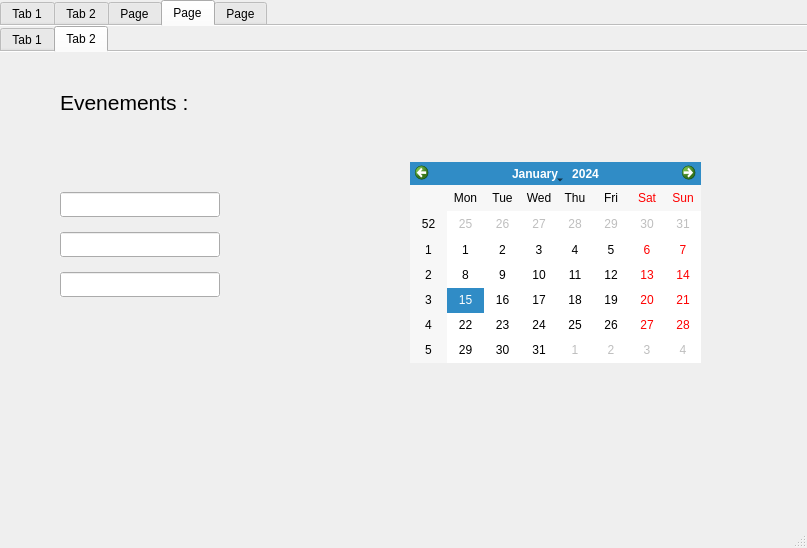
Old version of the form mainwindow.ui in the repository mohamed-amine-aouadi/my-hotel.
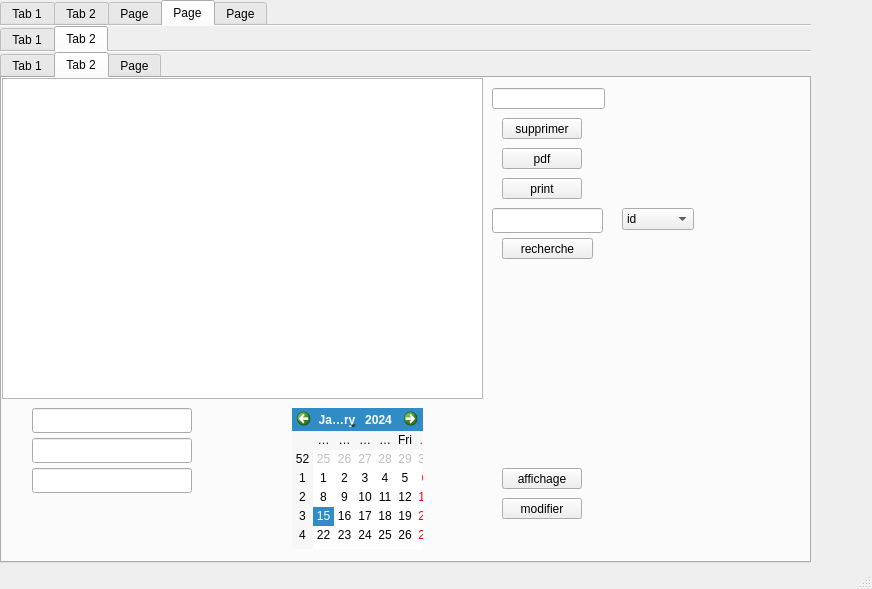
New version of the form. The open tabs and pages were chosen to show the change. Icons and pictures are not drawn. Custom widgets are drawn as their Qt base class.

What changed in the file:
```diff
--- a/mainwindow.ui
+++ b/mainwindow.ui
@@ -6,8 +6,8 @@
    <rect>
     <x>0</x>
     <y>0</y>
-    <width>807</width>
-    <height>548</height>
+    <width>872</width>
+    <height>589</height>
    </rect>
   </property>
   <property name="windowTitle">
@@ -1504,165 +1504,353 @@
        <attribute name="title">
         <string>Tab 2</string>
        </attribute>
-       <widget class="QLabel" name="label_3">
+       <widget class="QTabWidget" name="tabWidget_9">
         <property name="geometry">
          <rect>
           <x>0</x>
           <y>0</y>
-          <width>841</width>
-          <height>461</height>
+          <width>811</width>
+          <height>511</height>
          </rect>
         </property>
-        <property name="styleSheet">
-         <string notr="true">background-color:tranparent;
-border-image:url(:/images/icones/back.jpg);
-background:none;
-border:none;
-background-repeat:none;</string>
+        <property name="currentIndex">
+         <number>2</number>
         </property>
-        <property name="text">
-         <string/>
-        </property>
-       </widget>
-       <widget class="QLineEdit" name="NBpEVE">
-        <property name="geometry">
-         <rect>
-          <x>60</x>
-          <y>220</y>
-          <width>160</width>
-          <height>25</height>
-         </rect>
-        </property>
-        <property name="autoFillBackground">
-         <bool>true</bool>
-        </property>
-       </widget>
-       <widget class="QLineEdit" name="TypeEVE">
-        <property name="geometry">
-         <rect>
-          <x>60</x>
-          <y>180</y>
-          <width>160</width>
-          <height>25</height>
-         </rect>
-        </property>
-        <property name="autoFillBackground">
-         <bool>true</bool>
-        </property>
-       </widget>
-       <widget class="QPushButton" name="pushButton_21">
-        <property name="geometry">
-         <rect>
-          <x>700</x>
-          <y>390</y>
-          <width>50</width>
-          <height>50</height>
-         </rect>
-        </property>
-        <property name="autoFillBackground">
-         <bool>false</bool>
-        </property>
-        <property name="styleSheet">
-         <string notr="true">background-color:tranparent;
-border-image:url(:/images/icones/afficher.png);
-background:none;
-border:none;
-background-repeat:none;</string>
-        </property>
-        <property name="text">
-         <string/>
-        </property>
-       </widget>
-       <widget class="QCalendarWidget" name="calendarWidget_5">
-        <property name="geometry">
-         <rect>
-          <x>410</x>
-          <y>110</y>
-          <width>291</width>
-          <height>201</height>
-         </rect>
-        </property>
-        <property name="autoFillBackground">
-         <bool>true</bool>
-        </property>
-       </widget>
-       <widget class="QLabel" name="label_6">
-        <property name="geometry">
-         <rect>
-          <x>60</x>
-          <y>30</y>
-          <width>241</width>
-          <height>41</height>
-         </rect>
-        </property>
-        <property name="font">
-         <font>
-          <pointsize>16</pointsize>
-         </font>
-        </property>
-        <property name="text">
-         <string>Evenements :</string>
-        </property>
-       </widget>
-       <widget class="QPushButton" name="pushButton_19">
-        <property name="geometry">
-         <rect>
-          <x>600</x>
-          <y>390</y>
-          <width>50</width>
-          <height>50</height>
-         </rect>
-        </property>
-        <property name="autoFillBackground">
-         <bool>false</bool>
-        </property>
-        <property name="styleSheet">
-         <string notr="true">background-color:tranparent;
-border-image:url(:/images/icones/add.png);
-background:none;
-border:none;
-background-repeat:none;
-</string>
-        </property>
-        <property name="text">
-         <string/>
-        </property>
-       </widget>
-       <widget class="QLineEdit" name="NomEVE">
-        <property name="geometry">
-         <rect>
-          <x>60</x>
-          <y>140</y>
-          <width>160</width>
-          <height>25</height>
-         </rect>
-        </property>
-        <property name="autoFillBackground">
-         <bool>true</bool>
-        </property>
-       </widget>
-       <widget class="QPushButton" name="pushButton_20">
-        <property name="geometry">
-         <rect>
-          <x>90</x>
-          <y>390</y>
-          <width>50</width>
-          <height>50</height>
-         </rect>
-        </property>
-        <property name="autoFillBackground">
-         <bool>false</bool>
-        </property>
-        <property name="styleSheet">
-         <string notr="true">background-color:tranparent;
-border-image:url(:/images/icones/exit.png);
-background:none;
-border:none;
-background-repeat:none;</string>
-        </property>
-        <property name="text">
-         <string/>
-        </property>
+        <widget class="QWidget" name="tab_15">
+         <attribute name="title">
+          <string>Tab 1</string>
+         </attribute>
+         <widget class="QLineEdit" name="TypeEVE">
+          <property name="geometry">
+           <rect>
+            <x>0</x>
+            <y>160</y>
+            <width>160</width>
+            <height>25</height>
+           </rect>
+          </property>
+          <property name="autoFillBackground">
+           <bool>true</bool>
+          </property>
+         </widget>
+         <widget class="QPushButton" name="pushButton_20">
+          <property name="geometry">
+           <rect>
+            <x>10</x>
+            <y>370</y>
+            <width>80</width>
+            <height>21</height>
+           </rect>
+          </property>
+          <property name="autoFillBackground">
+           <bool>true</bool>
+          </property>
+          <property name="text">
+           <string>Quitter</string>
+          </property>
+         </widget>
+         <widget class="QCalendarWidget" name="calendarWidget_5">
+          <property name="geometry">
+           <rect>
+            <x>350</x>
+            <y>90</y>
+            <width>291</width>
+            <height>201</height>
+           </rect>
+          </property>
+          <property name="autoFillBackground">
+           <bool>true</bool>
+          </property>
+         </widget>
+         <widget class="QLineEdit" name="NomEVE">
+          <property name="geometry">
+           <rect>
+            <x>0</x>
+            <y>120</y>
+            <width>160</width>
+            <height>25</height>
+           </rect>
+          </property>
+          <property name="autoFillBackground">
+           <bool>true</bool>
+          </property>
+         </widget>
+         <widget class="QPushButton" name="pushButton_19">
+          <property name="geometry">
+           <rect>
+            <x>380</x>
+            <y>370</y>
+            <width>80</width>
+            <height>21</height>
+           </rect>
+          </property>
+          <property name="autoFillBackground">
+           <bool>true</bool>
+          </property>
+          <property name="text">
+           <string>Valider</string>
+          </property>
+         </widget>
+         <widget class="QLabel" name="label_6">
+          <property name="geometry">
+           <rect>
+            <x>0</x>
+            <y>10</y>
+            <width>241</width>
+            <height>41</height>
+           </rect>
+          </property>
+          <property name="font">
+           <font>
+            <pointsize>16</pointsize>
+           </font>
+          </property>
+          <property name="text">
+           <string>Evenements :</string>
+          </property>
+         </widget>
+         <widget class="QLineEdit" name="NBpEVE">
+          <property name="geometry">
+           <rect>
+            <x>0</x>
+            <y>200</y>
+            <width>160</width>
+            <height>25</height>
+           </rect>
+          </property>
+          <property name="autoFillBackground">
+           <bool>true</bool>
+          </property>
+         </widget>
+        </widget>
+        <widget class="QWidget" name="tab_16">
+         <attribute name="title">
+          <string>Tab 2</string>
+         </attribute>
+         <widget class="QTableView" name="tableView_2">
+          <property name="geometry">
+           <rect>
+            <x>0</x>
+            <y>0</y>
+            <width>481</width>
+            <height>321</height>
+           </rect>
+          </property>
+         </widget>
+         <widget class="QComboBox" name="comboBox_2">
+          <property name="geometry">
+           <rect>
+            <x>620</x>
+            <y>130</y>
+            <width>72</width>
+            <height>22</height>
+           </rect>
+          </property>
+          <item>
+           <property name="text">
+            <string>id</string>
+           </property>
+          </item>
+          <item>
+           <property name="text">
+            <string>type</string>
+           </property>
+          </item>
+          <item>
+           <property name="text">
+            <string>date</string>
+           </property>
+          </item>
+          <item>
+           <property name="text">
+            <string>nbr</string>
+           </property>
+          </item>
+         </widget>
+         <widget class="QPushButton" name="pushButton_30">
+          <property name="geometry">
+           <rect>
+            <x>500</x>
+            <y>100</y>
+            <width>80</width>
+            <height>21</height>
+           </rect>
+          </property>
+          <property name="autoFillBackground">
+           <bool>true</bool>
+          </property>
+          <property name="text">
+           <string>print</string>
+          </property>
+         </widget>
+         <widget class="QLineEdit" name="rechercheM_3">
+          <property name="geometry">
+           <rect>
+            <x>490</x>
+            <y>130</y>
+            <width>111</width>
+            <height>25</height>
+           </rect>
+          </property>
+          <property name="autoFillBackground">
+           <bool>true</bool>
+          </property>
+         </widget>
+         <widget class="QLineEdit" name="TypeEVE_3">
+          <property name="geometry">
+           <rect>
+            <x>30</x>
+            <y>360</y>
+            <width>160</width>
+            <height>25</height>
+           </rect>
+          </property>
+          <property name="autoFillBackground">
+           <bool>true</bool>
+          </property>
+         </widget>
+         <widget class="QPushButton" name="pushButton_21">
+          <property name="geometry">
+           <rect>
+            <x>500</x>
+            <y>390</y>
+            <width>80</width>
+            <height>21</height>
+           </rect>
+          </property>
+          <property name="autoFillBackground">
+           <bool>true</bool>
+          </property>
+          <property name="text">
+           <string>affichage</string>
+          </property>
+         </widget>
+         <widget class="QLineEdit" name="idES_2">
+          <property name="geometry">
+           <rect>
+            <x>490</x>
+            <y>10</y>
+            <width>113</width>
+            <height>21</height>
+           </rect>
+          </property>
+         </widget>
+         <widget class="QCalendarWidget" name="calendarWidget_8">
+          <property name="geometry">
+           <rect>
+            <x>290</x>
+            <y>330</y>
+            <width>131</width>
+            <height>141</height>
+           </rect>
+          </property>
+          <property name="autoFillBackground">
+           <bool>true</bool>
+          </property>
+         </widget>
+         <widget class="QPushButton" name="pushButton_34">
+          <property name="geometry">
+           <rect>
+            <x>500</x>
+            <y>420</y>
+            <width>80</width>
+            <height>21</height>
+           </rect>
+          </property>
+          <property name="autoFillBackground">
+           <bool>true</bool>
+          </property>
+          <property name="text">
+           <string>modifier</string>
+          </property>
+         </widget>
+         <widget class="QPushButton" name="pushButton_3">
+          <property name="geometry">
+           <rect>
+            <x>500</x>
+            <y>40</y>
+            <width>80</width>
+            <height>21</height>
+           </rect>
+          </property>
+          <property name="text">
+           <string>supprimer</string>
+          </property>
+         </widget>
+         <widget class="QPushButton" name="pushButton_32">
+          <property name="geometry">
+           <rect>
+            <x>500</x>
+            <y>70</y>
+            <width>80</width>
+            <height>21</height>
+           </rect>
+          </property>
+          <property name="autoFillBackground">
+           <bool>true</bool>
+          </property>
+          <property name="text">
+           <string>pdf</string>
+          </property>
+         </widget>
+         <widget class="QLineEdit" name="idEVE_3">
+          <property name="geometry">
+           <rect>
+            <x>30</x>
+            <y>330</y>
+            <width>160</width>
+            <height>25</height>
+           </rect>
+          </property>
+          <property name="autoFillBackground">
+           <bool>true</bool>
+          </property>
+         </widget>
+         <widget class="QLineEdit" name="NBpEVE_3">
+          <property name="geometry">
+           <rect>
+            <x>30</x>
+            <y>390</y>
+            <width>160</width>
+            <height>25</height>
+           </rect>
+          </property>
+          <property name="autoFillBackground">
+           <bool>true</bool>
+          </property>
+         </widget>
+         <widget class="QPushButton" name="pushButton_37">
+          <property name="geometry">
+           <rect>
+            <x>500</x>
+            <y>160</y>
+            <width>91</width>
+            <height>21</height>
+           </rect>
+          </property>
+          <property name="autoFillBackground">
+           <bool>true</bool>
+          </property>
+          <property name="text">
+           <string>recherche</string>
+          </property>
+         </widget>
+        </widget>
+        <widget class="QWidget" name="tab_17">
+         <attribute name="title">
+          <string>Page</string>
+         </attribute>
+         <widget class="QCustomPlot" name="customPlot" native="true">
+          <property name="geometry">
+           <rect>
+            <x>40</x>
+            <y>20</y>
+            <width>511</width>
+            <height>261</height>
+           </rect>
+          </property>
+         </widget>
+        </widget>
        </widget>
       </widget>
      </widget>
@@ -2064,6 +2252,14 @@
    </property>
   </widget>
  </widget>
+ <customwidgets>
+  <customwidget>
+   <class>QCustomPlot</class>
+   <extends>QWidget</extends>
+   <header>qcustomplot.h</header>
+   <container>1</container>
+  </customwidget>
+ </customwidgets>
  <resources/>
  <connections/>
 </ui>
```
Left out of the diff: 1659 changed lines with no effect on the pictures.
